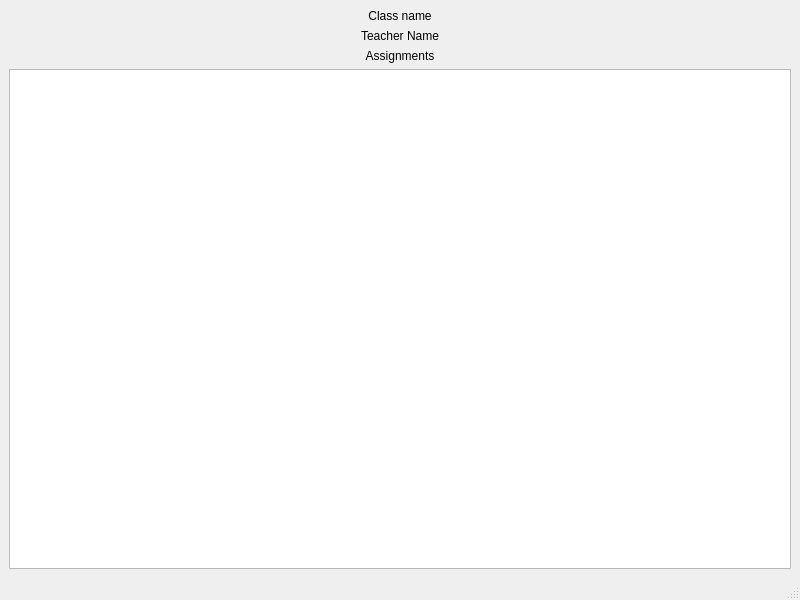
Before: the Qt Designer form Client/Client/classroomwindow.ui in Oleksii-Adamov/OOP-4sem-project, drawn with Qt 5.
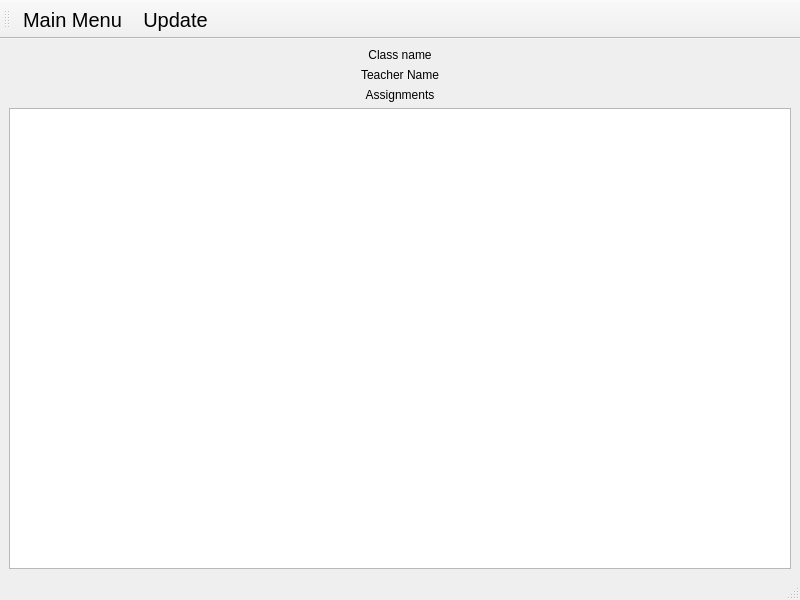
After: the same form once the commit is applied.

Commit message: Added MainWindow and Update to toolbars, added deadline to SendAssignmentWindow

Patch:
```diff
--- a/Client/Client/classroomwindow.ui
+++ b/Client/Client/classroomwindow.ui
@@ -65,6 +65,39 @@
    </property>
   </widget>
   <widget class="QStatusBar" name="statusbar"/>
+  <widget class="QToolBar" name="toolBar">
+   <property name="windowTitle">
+    <string>toolBar</string>
+   </property>
+   <attribute name="toolBarArea">
+    <enum>TopToolBarArea</enum>
+   </attribute>
+   <attribute name="toolBarBreak">
+    <bool>false</bool>
+   </attribute>
+   <addaction name="actionMain_Menu"/>
+   <addaction name="actionUpdate"/>
+  </widget>
+  <action name="actionMain_Menu">
+   <property name="text">
+    <string>Main Menu</string>
+   </property>
+   <property name="font">
+    <font>
+     <pointsize>15</pointsize>
+    </font>
+   </property>
+  </action>
+  <action name="actionUpdate">
+   <property name="text">
+    <string>Update</string>
+   </property>
+   <property name="font">
+    <font>
+     <pointsize>15</pointsize>
+    </font>
+   </property>
+  </action>
  </widget>
  <resources/>
  <connections/>
```
The commit also changes 4 other files.
